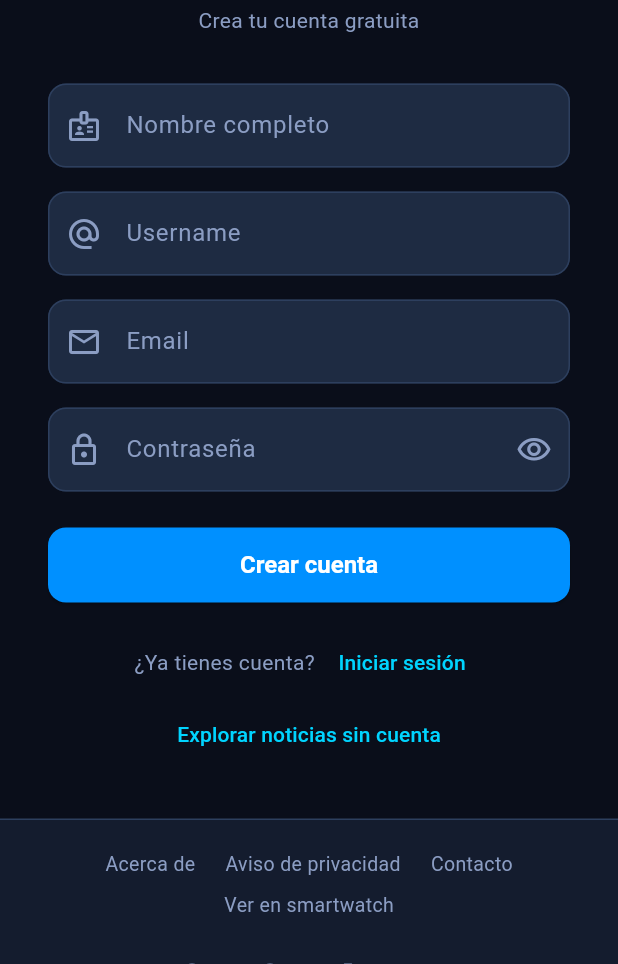
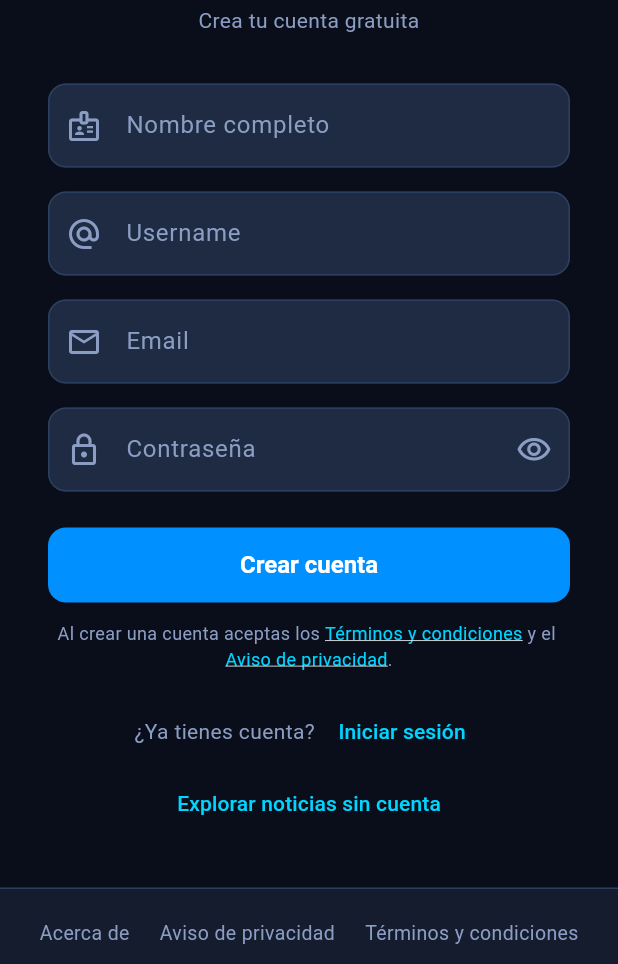
Before and after one commit to JorgeDataware/PWA-APP, a Flutter app: the RegisterScreen screen opened by its route, on a phone screen of 412 x 824 dp, the part 272-1236 px from its top. Run offline on Flutter 3.47's test engine with Material 3 defaults, Android fonts, the phone set to English and light mode, and no system bars; our stand-ins replace go_router, shared_preferences; accounts and stored records are empty; network calls fail.

Commit message:
Release v1.6.0: terminos y condiciones de uso
Agrega la pantalla publica /terms con los terminos y condiciones, enlazada
desde el pie de pagina y desde la pantalla de registro, que es el punto real
de consentimiento. Incluye el documento de las practicas 3 y 4 sobre
librerias por navegador y el buscador interno.

Co-Authored-By: Claude Opus 5 <noreply@anthropic.com>

```diff
--- a/lib/main.dart
+++ b/lib/main.dart
@@ -21,6 +21,7 @@ import 'screens/wearable/wearable_news_list_screen.dart';
 import 'screens/wearable/wearable_news_detail_screen.dart';
 import 'screens/legal/about_screen.dart';
 import 'screens/legal/privacy_policy_screen.dart';
+import 'screens/legal/terms_screen.dart';
 import 'screens/legal/contact_screen.dart';
 
 void main() async {
@@ -81,6 +82,7 @@ class _TechNewsAppState extends State<TechNewsApp> {
             path == '/wearable' ||
             path == '/about' ||
             path == '/privacy' ||
+            path == '/terms' ||
             path == '/contact' ||
             isAuthPath;
 
@@ -112,6 +114,10 @@ class _TechNewsAppState extends State<TechNewsApp> {
         GoRoute(
           path: '/privacy',
           builder: (context, state) => const PrivacyPolicyScreen(),
+        ),
+        GoRoute(
+          path: '/terms',
+          builder: (context, state) => const TermsScreen(),
         ),
         GoRoute(
           path: '/contact',
--- a/lib/screens/auth/register_screen.dart
+++ b/lib/screens/auth/register_screen.dart
@@ -189,6 +189,50 @@ class _RegisterScreenState extends State<RegisterScreen> {
                             )
                           : const Text('Crear cuenta'),
                     ),
+                    const SizedBox(height: 12),
+                    // Legal notice at the point of consent: creating the
+                    // account is what binds the user to the terms, so the
+                    // links belong here and not only in the footer.
+                    Wrap(
+                      alignment: WrapAlignment.center,
+                      crossAxisAlignment: WrapCrossAlignment.center,
+                      children: [
+                        const Text(
+                          'Al crear una cuenta aceptas los ',
+                          style: TextStyle(color: AppTheme.textSecondary, fontSize: 12),
+                        ),
+                        InkWell(
+                          onTap: () => context.push('/terms'),
+                          child: const Text(
+                            'Términos y condiciones',
+                            style: TextStyle(
+                              color: AppTheme.accent,
+                              fontSize: 12,
+                              decoration: TextDecoration.underline,
+                            ),
+                          ),
+                        ),
+                        const Text(
+                          ' y el ',
+                          style: TextStyle(color: AppTheme.textSecondary, fontSize: 12),
+                        ),
+                        InkWell(
+                          onTap: () => context.push('/privacy'),
+                          child: const Text(
+                            'Aviso de privacidad',
+                            style: TextStyle(
+                              color: AppTheme.accent,
+                              fontSize: 12,
+                              decoration: TextDecoration.underline,
+                            ),
+                          ),
+                        ),
+                        const Text(
+                          '.',
+                          style: TextStyle(color: AppTheme.textSecondary, fontSize: 12),
+                        ),
+                      ],
+                    ),
                     const SizedBox(height: 16),
                     Wrap(
                       alignment: WrapAlignment.center,
--- a/lib/widgets/app_footer.dart
+++ b/lib/widgets/app_footer.dart
@@ -43,6 +43,7 @@ class AppFooter extends StatelessWidget {
             children: [
               _FooterLink(label: 'Acerca de', onTap: () => context.push('/about')),
               _FooterLink(label: 'Aviso de privacidad', onTap: () => context.push('/privacy')),
+              _FooterLink(label: 'Términos y condiciones', onTap: () => context.push('/terms')),
               _FooterLink(label: 'Contacto', onTap: () => context.push('/contact')),
               _FooterLink(label: 'Ver en smartwatch', onTap: () => context.push('/wearable')),
             ],
--- a/pubspec.yaml
+++ b/pubspec.yaml
@@ -1,7 +1,7 @@
 name: pwa_app
 description: "TechNews PWA - Blog de noticias tecnológicas para web y wearable."
 publish_to: 'none'
-version: 1.5.0+6
+version: 1.6.0+7
 
 environment:
   sdk: ^3.9.0
```
Also changed, not shown: lib/screens/legal/terms_screen.dart (added, +126 -0 lines), 6 other files.
